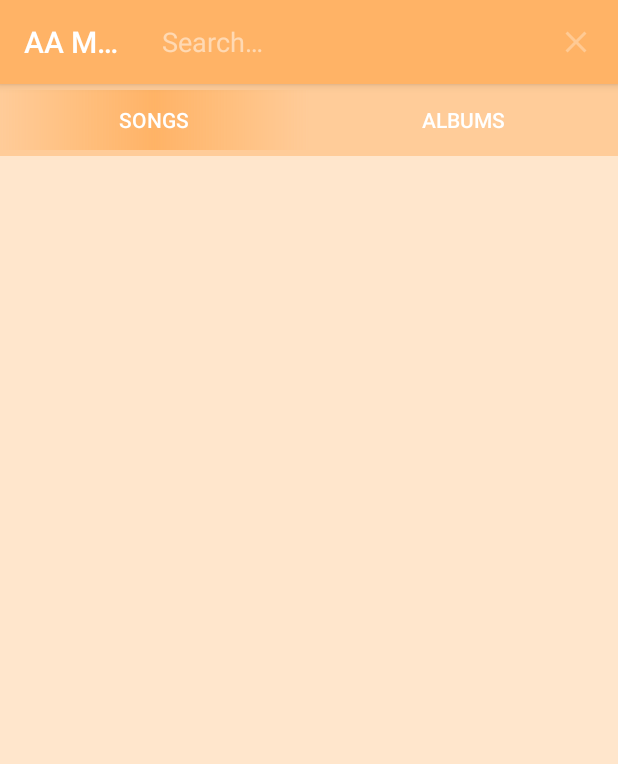
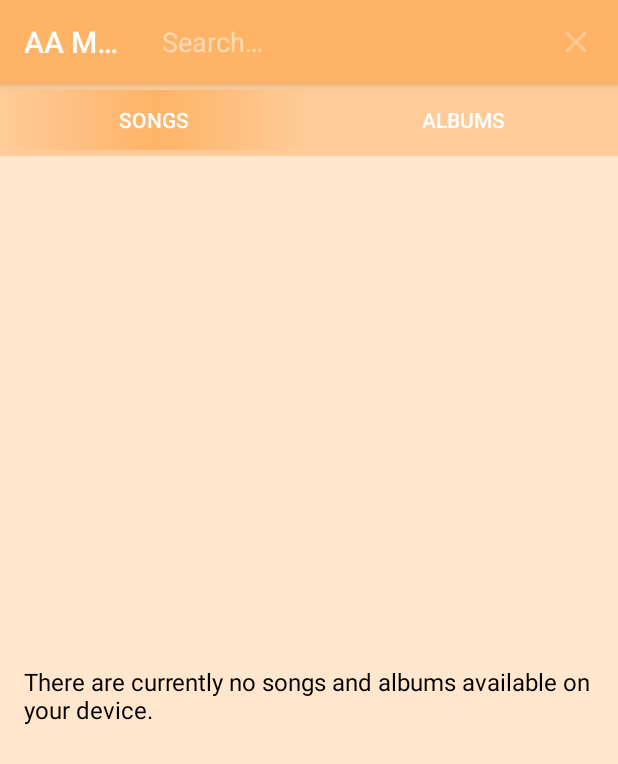
Before and after one commit to anishalics/AAMusicPlayer, an Android app: the screen it shows after launch (MainActivity), after a tap on "Search", on a phone screen of 412 x 824 dp. Shown: the top 764 px of the screen. Run offline under Robolectric (Android 15) with nearby library versions, the phone set to English and light mode, and no system bars.

Commit message:
second commit

```diff
--- a/app/build.gradle.kts
+++ b/app/build.gradle.kts
@@ -10,8 +10,8 @@ android {
         applicationId = "com.anishali.aamusicplayer"
         minSdk = 22
         targetSdk = 34
-        versionCode = 3
-        versionName = "3.0"
+        versionCode = 4
+        versionName = "4.0"
 
         testInstrumentationRunner = "androidx.test.runner.AndroidJUnitRunner"
     }
--- a/app/src/main/java/com/anishali/aamusicplayer/AlbumDetails.java
+++ b/app/src/main/java/com/anishali/aamusicplayer/AlbumDetails.java
@@ -27,9 +27,7 @@ public class AlbumDetails extends AppCompatActivity {
         super.onCreate(savedInstanceState);
         setContentView(R.layout.activity_album_details);
 
-        if (Build.VERSION.SDK_INT >= Build.VERSION_CODES.LOLLIPOP) {
-            getWindow().setStatusBarColor(getResources().getColor(R.color.DarkOrange));
-        }
+        getWindow().setStatusBarColor(getResources().getColor(R.color.DarkOrange));
 
         recyclerView = findViewById(R.id.recyclerView);
         albumPhoto = findViewById(R.id.albumPhoto);
--- a/app/src/main/java/com/anishali/aamusicplayer/MainActivity.java
+++ b/app/src/main/java/com/anishali/aamusicplayer/MainActivity.java
@@ -26,6 +26,9 @@ import java.util.ArrayList;
 import android.Manifest;
 import android.view.Menu;
 import android.view.MenuItem;
+import android.view.View;
+import android.widget.TextView;
+import android.widget.Toast;
 
 public class MainActivity extends AppCompatActivity implements SearchView.OnQueryTextListener{
     private static final int REQUEST_CODE = 1;
@@ -48,9 +51,7 @@ public class MainActivity extends AppCompatActivity implements SearchView.OnQuer
         permission();
 
         //Changing Status Bar color is possible in LOLLIPOP and it's above versions
-        if (Build.VERSION.SDK_INT >= Build.VERSION_CODES.LOLLIPOP) {
-            getWindow().setStatusBarColor(getResources().getColor(R.color.DarkOrange));
-        }
+        getWindow().setStatusBarColor(getResources().getColor(R.color.DarkOrange));
     }
 
     // Method to request file access permission
@@ -88,6 +89,7 @@ public class MainActivity extends AppCompatActivity implements SearchView.OnQuer
             if (grantResults[0] == PackageManager.PERMISSION_GRANTED)
             {
                 musicFiles = getAllAudio(this);
+
                 initViewPager();
             }
             else {
--- a/app/src/main/java/com/anishali/aamusicplayer/SongsFragment.java
+++ b/app/src/main/java/com/anishali/aamusicplayer/SongsFragment.java
@@ -6,6 +6,8 @@ import android.os.Bundle;
 import android.view.LayoutInflater;
 import android.view.View;
 import android.view.ViewGroup;
+import android.widget.TextView;
+import android.widget.Toast;
 
 import androidx.fragment.app.Fragment;
 import androidx.recyclerview.widget.LinearLayoutManager;
@@ -29,6 +31,7 @@ public class SongsFragment extends Fragment {
         // Inflate the layout for this fragment
         View view = inflater.inflate(R.layout.fragment_songs, container, false);
         recyclerView = view.findViewById(R.id.recyclerView);
+        TextView textView = view.findViewById(R.id.textView);
         recyclerView.setHasFixedSize(true);
 
         // Checking if there are audio files available
@@ -37,6 +40,14 @@ public class SongsFragment extends Fragment {
             musicAdapter = new MusicAdapter(getContext(), musicFiles);
             recyclerView.setAdapter(musicAdapter);
             recyclerView.setLayoutManager(new LinearLayoutManager(getContext(), RecyclerView.VERTICAL, false));
+            recyclerView.setVisibility(View.VISIBLE);
+            textView.setVisibility(View.GONE);
+        }
+        else
+        {
+            recyclerView.setVisibility(View.GONE);
+            textView.setVisibility(View.VISIBLE);
+            textView.setText(getString(R.string.no_audio_available));
         }
 
         return view; // Returning the inflated view
--- a/app/src/main/res/layout/activity_main.xml
+++ b/app/src/main/res/layout/activity_main.xml
@@ -22,7 +22,7 @@
         app:tabIndicatorHeight="40dp"
         app:tabIndicatorColor="@color/MediumOrange"
         app:tabIndicator="@drawable/tab_indicator"
-        android:contentDescription="@string/tab_layout_for_navigating_through_different_sections"/>
+        android:contentDescription="@string/tab_layout"/>
 
     <!-- ViewPager for displaying content pages -->
     <androidx.viewpager.widget.ViewPager
@@ -30,6 +30,7 @@
         android:layout_height="wrap_content"
         android:id="@+id/viewpager"
         android:layout_below="@+id/tab_layout"
-        android:contentDescription="@string/view_pager_for_displaying_content_pages"/>
+        android:contentDescription="@string/view_pager">
+    </androidx.viewpager.widget.ViewPager>
 
 </RelativeLayout>
--- a/app/src/main/res/layout/fragment_album.xml
+++ b/app/src/main/res/layout/fragment_album.xml
@@ -1,5 +1,6 @@
 <?xml version="1.0" encoding="utf-8"?>
-<RelativeLayout xmlns:android="http://schemas.android.com/apk/res/android"
+<RelativeLayout
+    xmlns:android="http://schemas.android.com/apk/res/android"
     xmlns:tools="http://schemas.android.com/tools"
     android:layout_width="match_parent"
     android:layout_height="match_parent"
--- a/app/src/main/res/layout/fragment_songs.xml
+++ b/app/src/main/res/layout/fragment_songs.xml
@@ -1,5 +1,6 @@
 <?xml version="1.0" encoding="utf-8"?>
-<RelativeLayout xmlns:android="http://schemas.android.com/apk/res/android"
+<RelativeLayout
+    xmlns:android="http://schemas.android.com/apk/res/android"
     xmlns:tools="http://schemas.android.com/tools"
     android:layout_width="match_parent"
     android:layout_height="match_parent"
@@ -11,4 +12,15 @@
         android:id="@+id/recyclerView"
         android:background="@color/VeryLightOrange"/>
 
+    <TextView
+        android:id="@+id/textView"
+        android:layout_width="wrap_content"
+        android:layout_height="wrap_content"
+        android:layout_centerInParent="true"
+        android:text=""
+        android:textSize="16sp"
+        android:textColor="@android:color/black"
+        android:fontFamily="sans-serif"
+        android:padding="16dp"/>
+
 </RelativeLayout>
--- a/app/src/main/res/values/strings.xml
+++ b/app/src/main/res/values/strings.xml
@@ -1,31 +1,38 @@
 <resources>
     <string name="app_name">AA Music Player</string>
-    <!-- TODO: Remove or change this placeholder text -->
-    <string name="hello_blank_fragment">Hello blank fragment</string>
+    <string name="tab_layout">Tab Layout for navigating through different sections</string>
+    <string name="view_pager">View Pager for displaying content pages</string>
+    <string name="no_audio_available">There are currently no songs and albums available on your device.</string>
+
+    <string name="back_button">Back Button</string>
+
+    <string name="now_playing">Now Playing</string>
+    <string name="now_playing_text">Now Playing Text</string>
+
+    <string name="this_is_song_name">This is song name</string>
+    <string name="song_name">Song Name</string>
+
+    <string name="this_is_song_artist">This is song artist</string>
+    <string name="song_artist">Song Artist</string>
 
     <string name="play_pause_button_description">Play/Pause Button</string>
-    <string name="back_button">Back Button</string>
-    <string name="now_playing_text">Now Playing Text</string>
-    <string name="menu_button">Menu Button With No Use</string>
-    <string name="now_playing">Now Playing</string>
+    <string name="skip_to_previous_song">Skip to previous song</string>
+    <string name="skip_to_next_song">Skip to next song</string>
+    <string name="repeat_on_off">Repeat on/off</string>
+    <string name="seek_bar">Seek Bar</string>
+    <string name="shuffle_on_off">Shuffle on/off</string>
+
+    <string name="album_image">Album image</string>
+    <string name="album">Album</string>
+
+    <string name="music_image">Music image</string>
     <string name="cover_art">Cover Art</string>
-    <string name="image_view_gradient">Image View Gradient</string>
-    <string name="this_is_song_name">This is song name</string>
-    <string name="song_name">Song Name</string>
-    <string name="this_is_song_artist">This is song artist</string>
-    <string name="song_artist">Song Artist</string>
-    <string name="seek_bar">Seek Bar</string>
+
     <string name="_4_28">4:28</string>
     <string name="_0_00">0:00</string>
-    <string name="repeat_on_off">Repeat on/off</string>
-    <string name="skip_to_next_song">Skip to next song</string>
-    <string name="skip_to_previous_song">Skip to previous song</string>
-    <string name="shuffle_on_off">Shuffle on/off</string>
-    <string name="tab_layout_for_navigating_through_different_sections">Tab Layout for navigating through different sections</string>
-    <string name="view_pager_for_displaying_content_pages">View Pager for displaying content pages</string>
-    <string name="album_image">Album image</string>
-    <string name="album">Album</string>
-    <string name="music_image">Music image</string>
+
     <string name="nevers_road">Nevers Road</string>
     <string name="witt_lowry">Witt Lowry</string>
+
+    <string name="image_view_gradient">Image View Gradient</string>
 </resources>
```
Also changed, not shown: app/src/main/java/com/anishali/aamusicplayer/AlbumAdapter.java (line endings or trailing spaces), 1 other file.
